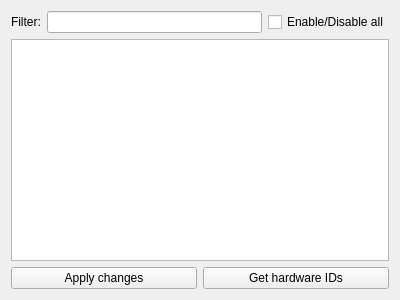
Old version of the form qt/OpenRGBSupportedDevicesPage/OpenRGBSupportedDevicesPage.ui in the repository Charading/OpenRGB.
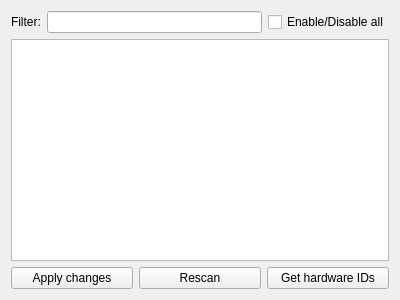
New version of the form.

Commit message: Add a rescan button in Supported Devices

What changed in the file:
```diff
--- a/qt/OpenRGBSupportedDevicesPage/OpenRGBSupportedDevicesPage.ui
+++ b/qt/OpenRGBSupportedDevicesPage/OpenRGBSupportedDevicesPage.ui
@@ -47,6 +47,13 @@
        </property>
       </widget>
      </item>
+     <item>
+      <widget class="QPushButton" name="ButtonRescan">
+       <property name="text">
+        <string>Rescan</string>
+       </property>
+      </widget>
+     </item>
      <item>
       <widget class="QPushButton" name="GetHardwareIDsButton">
        <property name="text">
```
The commit also changes 4 other files.
